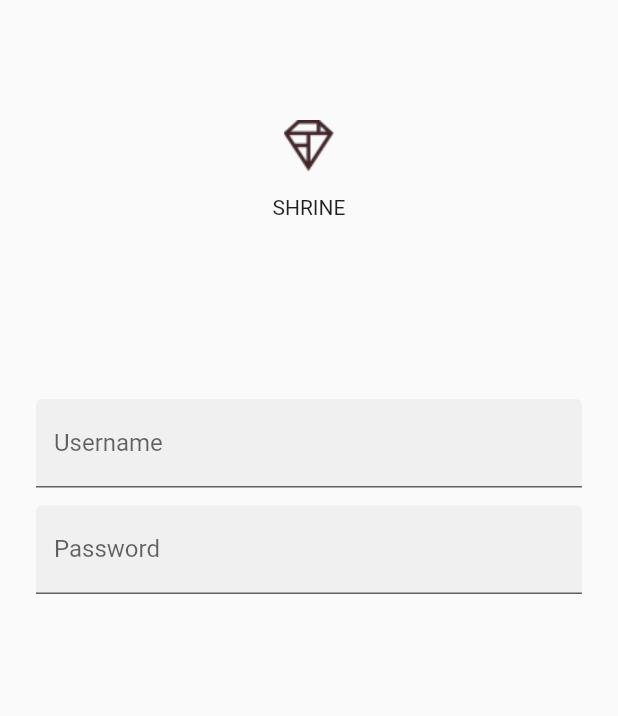
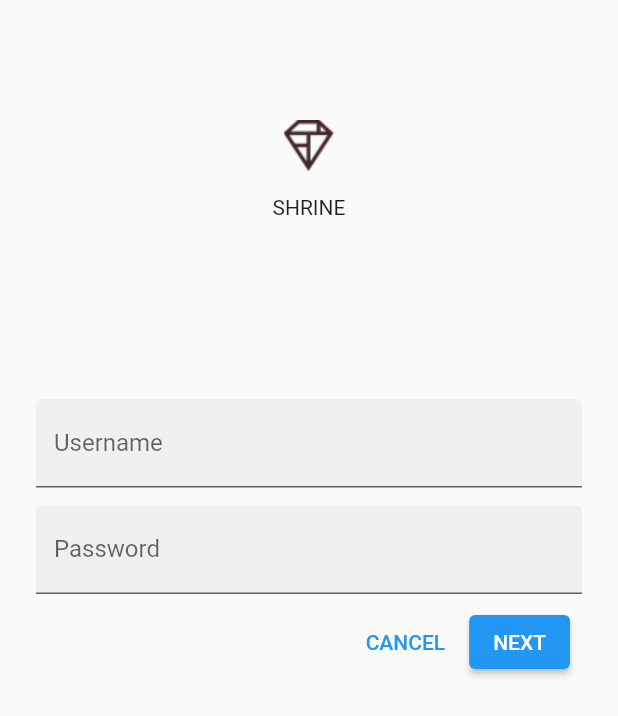
Before and after one commit to jacoblindev/Flutter-MDC-codelab, a Flutter app: the screen it shows after launch, on a phone screen of 412 x 824 dp. Shown: the top 716 px of the screen. Run offline on Flutter 3.47's test engine with Material 2 defaults, Android fonts, the phone set to English and light mode, and no system bars.

Commit message:
MDC-101 finished

```diff
--- a/lib/home.dart
+++ b/lib/home.dart
@@ -13,7 +13,7 @@ class HomePage extends StatelessWidget {
       body: Center(
         child: Text('You did it!'),
       ),
-      // TODO: Set resizeToAvoidBottomInset (101)
+      resizeToAvoidBottomInset: false,
     );
   }
 }
--- a/lib/login.dart
+++ b/lib/login.dart
@@ -6,7 +6,9 @@ class LoginPage extends StatefulWidget {
 }
 
 class _LoginPageState extends State<LoginPage> {
-  // TODO: Add text editing controllers (101)
+  final _usernameController = TextEditingController();
+  final _passwordController = TextEditingController();
+
   @override
   Widget build(BuildContext context) {
     return Scaffold(
@@ -27,6 +29,7 @@ class _LoginPageState extends State<LoginPage> {
             // TODO: Remove filled: true values (103)
             // TODO: Wrap Password with AccentColorOverride (103)
             TextField(
+              controller: _usernameController,
               decoration: InputDecoration(
                 labelText: 'Username',
                 filled: true,
@@ -34,13 +37,33 @@ class _LoginPageState extends State<LoginPage> {
             ),
             SizedBox(height: 12.0),
             TextField(
+              controller: _passwordController,
               decoration: InputDecoration(
                 filled: true,
                 labelText: 'Password',
               ),
               obscureText: true,
             ),
-            // TODO: Add button bar (101)
+            ButtonBar(
+              // TODO: Add a beveled rectangular border to CANCEL (103)
+              children: <Widget>[
+                TextButton(
+                  child: Text('CANCEL'),
+                  onPressed: () {
+                    _usernameController.clear();
+                    _passwordController.clear();
+                  },
+                ),
+                // TODO: Add an elevation to NEXT (103)
+                // TODO: Add a beveled rectangular border to NEXT (103)
+                ElevatedButton(
+                  child: Text('NEXT'),
+                  onPressed: () {
+                    Navigator.pop(context);
+                  },
+                ),
+              ],
+            ),
           ],
         ),
       ),
```
